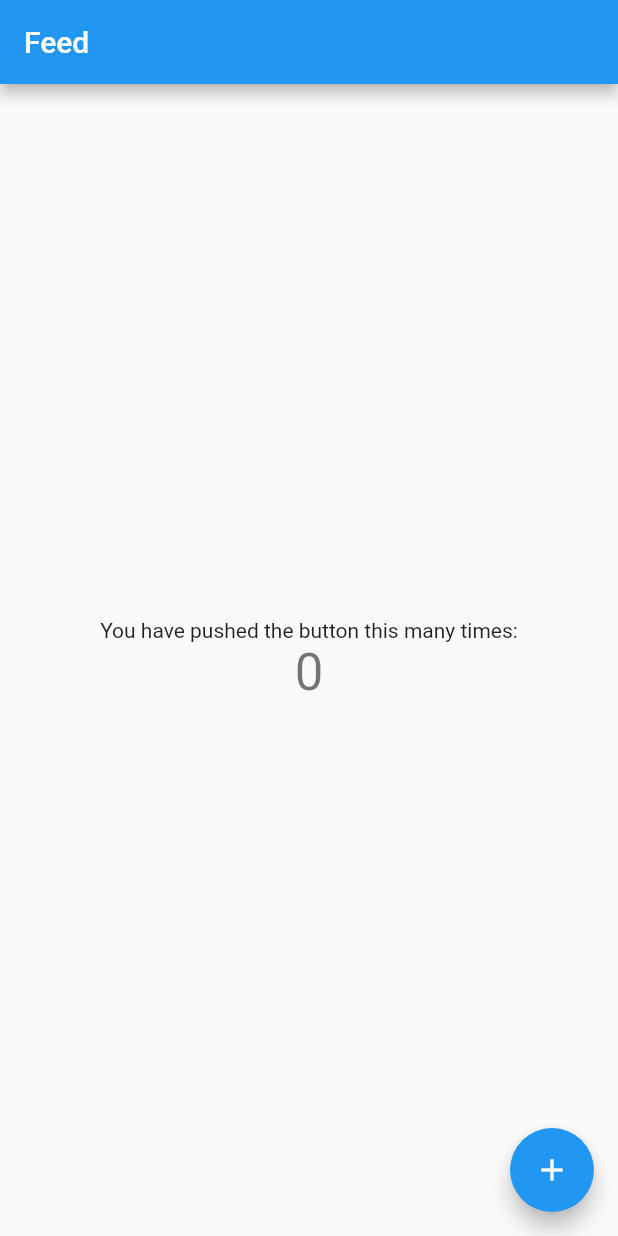
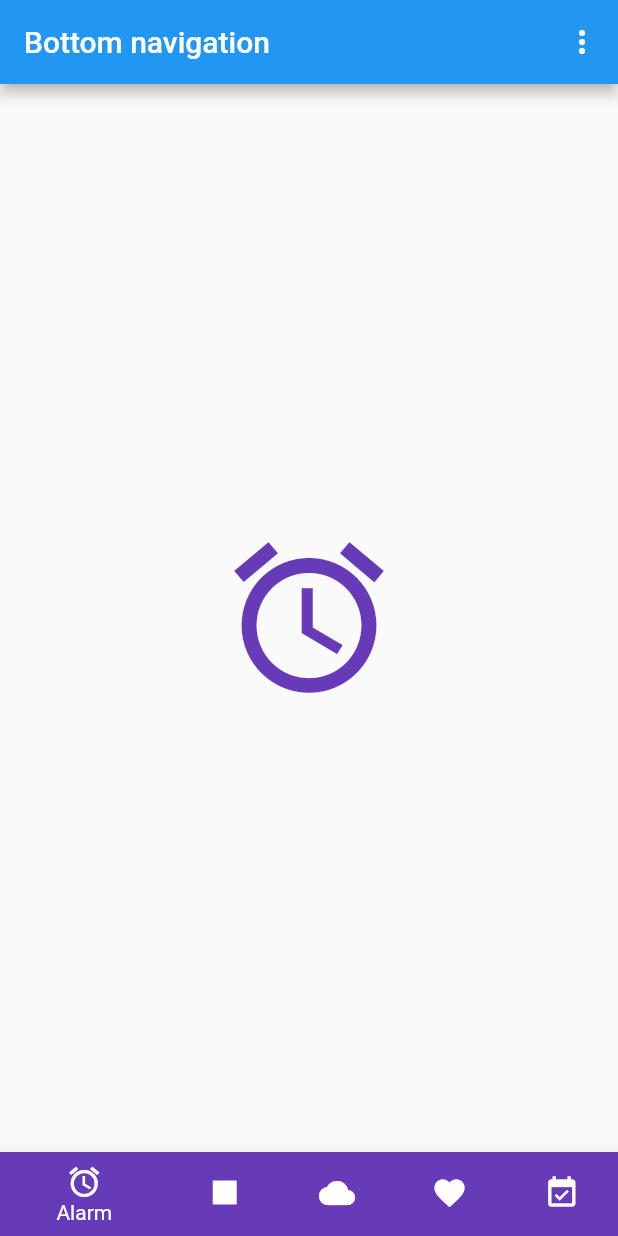
Before and after one commit to BeniaminoNeg/just_read, a Flutter app: the screen it shows after launch, on a phone screen of 412 x 824 dp. Run offline on Flutter 3.47's test engine with Material 2 defaults, Android fonts, the phone set to English and light mode, and no system bars.

Commit message:
impostata la navbar

```diff
--- /dev/null
+++ b/lib/BottomNavigationDemo.dart
@@ -0,0 +1,138 @@
+import 'package:flutter/material.dart';
+import 'package:just_read/CustomIcon.dart';
+import 'package:just_read/NavigationIconView.dart';
+
+
+class BottomNavigationDemo extends StatefulWidget {
+  static const String routeName = '/material/bottom_navigation';
+
+  @override
+  _BottomNavigationDemoState createState() => new _BottomNavigationDemoState();
+}
+
+class _BottomNavigationDemoState extends State<BottomNavigationDemo>
+    with TickerProviderStateMixin {
+  int _currentIndex = 0;
+  BottomNavigationBarType _type = BottomNavigationBarType.shifting;
+  List<NavigationIconView> _navigationViews;
+
+  @override
+  void initState() {
+    super.initState();
+    _navigationViews = <NavigationIconView>[
+      new NavigationIconView(
+        icon: const Icon(Icons.access_alarm),
+        title: 'Alarm',
+        color: Colors.deepPurple,
+        vsync: this,
+      ),
+      new NavigationIconView(
+        icon: new CustomIcon(),
+        title: 'Box',
+        color: Colors.deepOrange,
+        vsync: this,
+      ),
+      new NavigationIconView(
+        icon: const Icon(Icons.cloud),
+        title: 'Cloud',
+        color: Colors.teal,
+        vsync: this,
+      ),
+      new NavigationIconView(
+        icon: const Icon(Icons.favorite),
+        title: 'Favorites',
+        color: Colors.indigo,
+        vsync: this,
+      ),
+      new NavigationIconView(
+        icon: const Icon(Icons.event_available),
+        title: 'Event',
+        color: Colors.pink,
+        vsync: this,
+      )
+    ];
+
+    for (NavigationIconView view in _navigationViews)
+      view.controller.addListener(_rebuild);
+
+    _navigationViews[_currentIndex].controller.value = 1.0;
+  }
+
+  @override
+  void dispose() {
+    for (NavigationIconView view in _navigationViews)
+      view.controller.dispose();
+    super.dispose();
+  }
+
+  void _rebuild() {
+    setState(() {
+      // Rebuild in order to animate views.
+    });
+  }
+
+  Widget _buildTransitionsStack() {
+    final List<FadeTransition> transitions = <FadeTransition>[];
+
+    for (NavigationIconView view in _navigationViews)
+      transitions.add(view.transition(_type, context));
+
+    // We want to have the newly animating (fading in) views on top.
+    transitions.sort((FadeTransition a, FadeTransition b) {
+      final Animation<double> aAnimation = a.opacity;
+      final Animation<double> bAnimation = b.opacity;
+      final double aValue = aAnimation.value;
+      final double bValue = bAnimation.value;
+      return aValue.compareTo(bValue);
+    });
+
+    return new Stack(children: transitions);
+  }
+
+  @override
+  Widget build(BuildContext context) {
+    final BottomNavigationBar botNavBar = new BottomNavigationBar(
+      items: _navigationViews
+          .map((NavigationIconView navigationView) => navigationView.item)
+          .toList(),
+      currentIndex: _currentIndex,
+      type: _type,
+      onTap: (int index) {
+        setState(() {
+          _navigationViews[_currentIndex].controller.reverse();
+          _currentIndex = index;
+          _navigationViews[_currentIndex].controller.forward();
+        });
+      },
+    );
+
+    return new Scaffold(
+      appBar: new AppBar(
+        title: const Text('Bottom navigation'),
+        actions: <Widget>[
+          new PopupMenuButton<BottomNavigationBarType>(
+            onSelected: (BottomNavigationBarType value) {
+              setState(() {
+                _type = value;
+              });
+            },
+            itemBuilder: (BuildContext context) => <PopupMenuItem<BottomNavigationBarType>>[
+              const PopupMenuItem<BottomNavigationBarType>(
+                value: BottomNavigationBarType.fixed,
+                child: const Text('Fixed'),
+              ),
+              const PopupMenuItem<BottomNavigationBarType>(
+                value: BottomNavigationBarType.shifting,
+                child: const Text('Shifting'),
+              )
+            ],
+          )
+        ],
+      ),
+      body: new Center(
+          child: _buildTransitionsStack()
+      ),
+      bottomNavigationBar: botNavBar,
+    );
+  }
+}
--- /dev/null
+++ b/lib/CustomIcon.dart
@@ -0,0 +1,14 @@
+import 'package:flutter/material.dart';
+
+class CustomIcon extends StatelessWidget {
+  @override
+  Widget build(BuildContext context) {
+    final IconThemeData iconTheme = IconTheme.of(context);
+    return new Container(
+      margin: const EdgeInsets.all(4.0),
+      width: iconTheme.size - 8.0,
+      height: iconTheme.size - 8.0,
+      color: iconTheme.color,
+    );
+  }
+}
--- /dev/null
+++ b/lib/NavigationIconView.dart
@@ -0,0 +1,66 @@
+import 'package:flutter/material.dart';
+
+class NavigationIconView {
+  NavigationIconView({
+    Widget icon,
+    String title,
+    Color color,
+    TickerProvider vsync,
+  })
+      : _icon = icon,
+        _color = color,
+        _title = title,
+        item = new BottomNavigationBarItem(
+          icon: icon,
+          title: new Text(title),
+          backgroundColor: color,
+        ),
+        controller = new AnimationController(
+          duration: kThemeAnimationDuration,
+          vsync: vsync,
+        ) {
+    _animation = new CurvedAnimation(
+      parent: controller,
+      curve: const Interval(0.5, 1.0, curve: Curves.fastOutSlowIn),
+    );
+  }
+
+  final Widget _icon;
+  final Color _color;
+  final String _title;
+  final BottomNavigationBarItem item;
+  final AnimationController controller;
+  CurvedAnimation _animation;
+
+  FadeTransition transition(BottomNavigationBarType type, BuildContext context) {
+    Color iconColor;
+    if (type == BottomNavigationBarType.shifting) {
+      iconColor = _color;
+    } else {
+      final ThemeData themeData = Theme.of(context);
+      iconColor = themeData.brightness == Brightness.light
+          ? themeData.primaryColor
+          : themeData.accentColor;
+    }
+
+    return new FadeTransition(
+      opacity: _animation,
+      child: new SlideTransition(
+        position: new Tween<Offset>(
+          begin: const Offset(0.0, 0.02), // Slightly down.
+          end: Offset.zero,
+        ).animate(_animation),
+        child: new IconTheme(
+          data: new IconThemeData(
+            color: iconColor,
+            size: 120.0,
+          ),
+          child: new Semantics(
+            label: 'Placeholder for $_title tab',
+            child: _icon,
+          ),
+        ),
+      ),
+    );
+  }
+}
--- a/lib/main.dart
+++ b/lib/main.dart
@@ -1,109 +1,16 @@
+// Copyright 2017 The Chromium Authors. All rights reserved.
+// Use of this source code is governed by a BSD-style license that can be
+// found in the LICENSE file.
+
 import 'package:flutter/material.dart';
+import 'package:just_read/BottomNavigationDemo.dart';
 
-void main() => runApp(new MyApp());
+Widget mainWidget = new MediaQuery(
+    data: new MediaQueryData(),
+    child: new MaterialApp(home: new BottomNavigationDemo())
+);
 
-class MyApp extends StatelessWidget {
-  // This widget is the root of your application.
-  @override
-  Widget build(BuildContext context) {
-    return new MaterialApp(
-      title: 'JustRead',
-      theme: new ThemeData(
-        // This is the theme of your application.
-        //
-        // Try running your application with "flutter run". You'll see the
-        // application has a blue toolbar. Then, without quitting the app, try
-        // changing the primarySwatch below to Colors.green and then invoke
-        // "hot reload" (press "r" in the console where you ran "flutter run",
-        // or press Run > Flutter Hot Reload in IntelliJ). Notice that the
-        // counter didn't reset back to zero; the application is not restarted.
-        primarySwatch: Colors.blue,
-      ),
-      home: new MyHomePage(title: 'Feed'),
-    );
-  }
+void main() {
+  //runApp(new BasicAppBarSample());
+  runApp(mainWidget);
 }
-
-class MyHomePage extends StatefulWidget {
-  MyHomePage({Key key, this.title}) : super(key: key);
-
-  // This widget is the home page of your application. It is stateful, meaning
-  // that it has a State object (defined below) that contains fields that affect
-  // how it looks.
-
-  // This class is the configuration for the state. It holds the values (in this
-  // case the title) provided by the parent (in this case the App widget) and
-  // used by the build method of the State. Fields in a Widget subclass are
-  // always marked "final".
-
-  final String title;
-
-  @override
-  _MyHomePageState createState() => new _MyHomePageState();
-}
-
-class _MyHomePageState extends State<MyHomePage> {
-  int _counter = 0;
-
-  void _incrementCounter() {
-    setState(() {
-      // This call to setState tells the Flutter framework that something has
-      // changed in this State, which causes it to rerun the build method below
-      // so that the display can reflect the updated values. If we changed
-      // _counter without calling setState(), then the build method would not be
-      // called again, and so nothing would appear to happen.
-      _counter++;
-    });
-  }
-
-  @override
-  Widget build(BuildContext context) {
-    // This method is rerun every time setState is called, for instance as done
-    // by the _incrementCounter method above.
-    //
-    // The Flutter framework has been optimized to make rerunning build methods
-    // fast, so that you can just rebuild anything that needs updating rather
-    // than having to individually change instances of widgets.
-    return new Scaffold(
-      appBar: new AppBar(
-        // Here we take the value from the MyHomePage object that was created by
-        // the App.build method, and use it to set our appbar title.
-        title: new Text(widget.title),
-      ),
-      body: new Center(
-        // Center is a layout widget. It takes a single child and positions it
-        // in the middle of the parent.
-        child: new Column(
-          // Column is also layout widget. It takes a list of children and
-          // arranges them vertically. By default, it sizes itself to fit its
-          // children horizontally, and tries to be as tall as its parent.
-          //
-          // Invoke "debug paint" (press "p" in the console where you ran
-          // "flutter run", or select "Toggle Debug Paint" from the Flutter tool
-          // window in IntelliJ) to see the wireframe for each widget.
-          //
-          // Column has various properties to control how it sizes itself and
-          // how it positions its children. Here we use mainAxisAlignment to
-          // center the children vertically; the main axis here is the vertical
-          // axis because Columns are vertical (the cross axis would be
-          // horizontal).
-          mainAxisAlignment: MainAxisAlignment.center,
-          children: <Widget>[
-            new Text(
-              'You have pushed the button this many times:',
-            ),
-            new Text(
-              '$_counter',
-              style: Theme.of(context).textTheme.display1,
-            ),
-          ],
-        ),
-      ),
-      floatingActionButton: new FloatingActionButton(
-        onPressed: _incrementCounter,
-        tooltip: 'Increment',
-        child: new Icon(Icons.add),
-      ), // This trailing comma makes auto-formatting nicer for build methods.
-    );
-  }
-}
```
